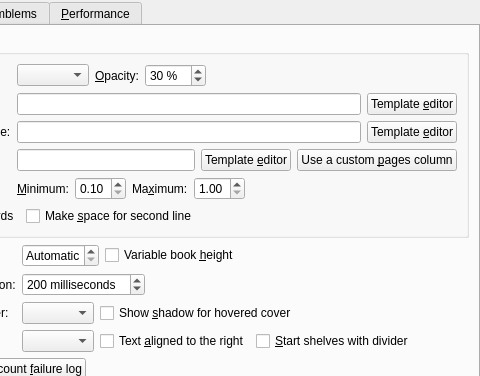
Old version of the form src/calibre/gui2/preferences/look_feel_tabs/bookshelf_view.ui in the repository kovidgoyal/calibre; both pictures show x 146 to 626 and y 0 to 376 of the 626 by 520 pixel window.
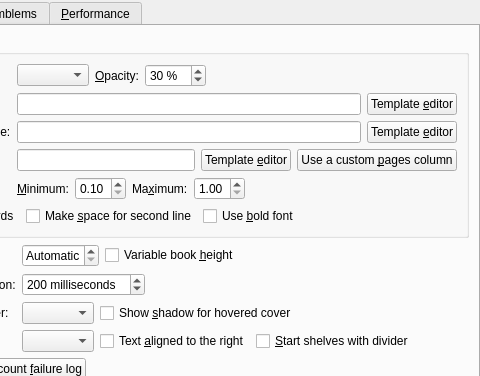
New version of the form. Custom widgets are drawn as their Qt base class.

Commit message:
Add an option to use bold fonts on the spine
Specially for JSWolf

```diff
--- a/src/calibre/gui2/preferences/look_feel_tabs/bookshelf_view.ui
+++ b/src/calibre/gui2/preferences/look_feel_tabs/bookshelf_view.ui
@@ -458,6 +458,16 @@
            </property>
           </widget>
          </item>
+         <item>
+          <widget class="QCheckBox" name="opt_bookshelf_bold_font">
+           <property name="toolTip">
+            <string>&lt;p&gt;Use a bold font to draw text on the book spine</string>
+           </property>
+           <property name="text">
+            <string>Use &amp;bold font</string>
+           </property>
+          </widget>
+         </item>
          <item>
           <spacer name="horizontalSpacer_2">
            <property name="orientation">
```
The commit also changes 3 other files.
